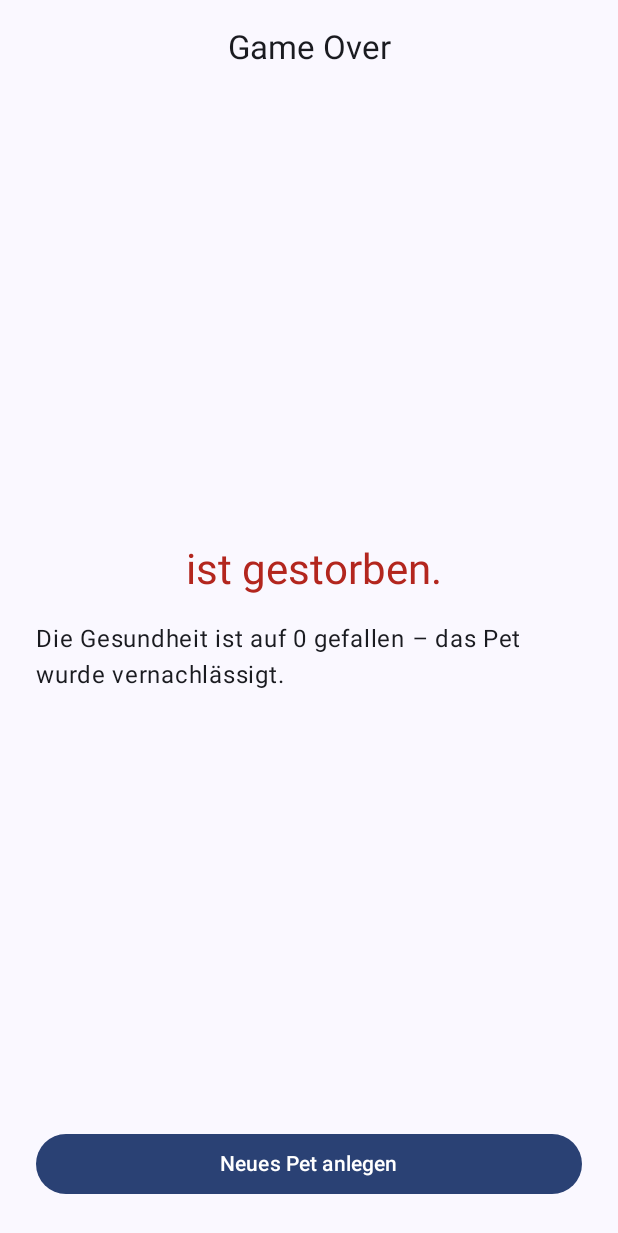
After one commit to gschmalzhaf-cell/Gideon-s-Tamagotschi, an Android app built with Jetpack Compose: the GameOverScreen screen opened through its navigation route, on a phone screen of 412 x 824 dp. The commit adds this screen. Shown: the top 1233 px of the screen. Run offline under Robolectric (Android 15) with nearby library versions, the phone set to English and light mode, and no system bars; our stand-ins replace Dagger/Hilt's generated code, Room's generated code.

Commit message:
feat: Phase 4 - WorkManager-Background-Ticks, Offline-Sync, Lebenszyklus/Evolution, GameOver-Screen
- WorkManager: PetTickWorker (@HiltWorker, 15-min-periodisch via GideonApplication, ExistingPeriodicWorkPolicy.UPDATE), HiltWorkerFactory ueber Configuration.Provider, default-Initializer im Manifest entfernt
- Offline-Sync: PetRepository.syncOffline() rechnet vergangene Minuten seit lastTickAt nach und liefert OfflineReport; HomeViewModel zeigt ab 5 Minuten Abwesenheit einen Dialog
- Lebenszyklus: PetStage (Baby/Kind/Teen/Adult) + EvolutionEngine (Alter-Schwellen 1/3/7 Tage, bei Gesundheit < 30 eine Stufe zurueck), Anzeige auf HomeScreen
- GameOver: eigener Screen + Route; Home leitet bei Tod dorthin um; neues Pet loescht das alte (DAO deleteAll)
- Deps: work-runtime-ktx 2.10.5, hilt-work 1.3.0

Co-authored-by: gschmalzhaf-cell <gschmalzhaf-cell@users.noreply.github.com>

```diff
--- a/app/build.gradle.kts
+++ b/app/build.gradle.kts
@@ -61,6 +61,8 @@ dependencies {
     implementation(libs.androidx.hilt.navigation.compose)
     implementation(libs.androidx.room.runtime)
     implementation(libs.androidx.room.ktx)
+    implementation(libs.androidx.work.runtime.ktx)
+    implementation(libs.androidx.hilt.work)
 
     implementation(platform(libs.androidx.compose.bom))
     implementation(libs.androidx.ui)
--- /dev/null
+++ b/app/src/main/java/com/gideon/tamagotchi/data/OfflineReport.kt
@@ -0,0 +1,6 @@
+package com.gideon.tamagotchi.data
+
+data class OfflineReport(
+    val minutes: Long,
+    val diedDuringAbsence: Boolean
+)
--- a/app/src/main/java/com/gideon/tamagotchi/data/local/PetDao.kt
+++ b/app/src/main/java/com/gideon/tamagotchi/data/local/PetDao.kt
@@ -21,4 +21,7 @@ interface PetDao {
 
     @Update
     suspend fun update(pet: PetEntity)
+
+    @Query("DELETE FROM pet")
+    suspend fun deleteAll()
 }
--- a/app/src/main/java/com/gideon/tamagotchi/domain/model/Pet.kt
+++ b/app/src/main/java/com/gideon/tamagotchi/domain/model/Pet.kt
@@ -1,4 +1,6 @@
 package com.gideon.tamagotchi.domain.model
+
+import com.gideon.tamagotchi.domain.EvolutionEngine
 
 data class Pet(
     val id: Long,
@@ -16,4 +18,7 @@ data class Pet(
 ) {
     val health: Int
         get() = (hunger + happiness + energy + hygiene) / 4
+
+    val stage: PetStage
+        get() = EvolutionEngine.stageFor(createdAt, health, System.currentTimeMillis())
 }
--- a/app/src/main/java/com/gideon/tamagotchi/ui/GideonApp.kt
+++ b/app/src/main/java/com/gideon/tamagotchi/ui/GideonApp.kt
@@ -5,6 +5,7 @@ import androidx.navigation.compose.NavHost
 import androidx.navigation.compose.composable
 import androidx.navigation.compose.rememberNavController
 import com.gideon.tamagotchi.ui.create.CreatePetScreen
+import com.gideon.tamagotchi.ui.gameover.GameOverScreen
 import com.gideon.tamagotchi.ui.home.HomeScreen
 import com.gideon.tamagotchi.ui.navigation.Routes
 import com.gideon.tamagotchi.ui.theme.GideonTheme
@@ -23,6 +24,11 @@ fun GideonApp() {
                         navController.navigate(Routes.Create) {
                             popUpTo(Routes.Home) { inclusive = true }
                         }
+                    },
+                    onPetDied = {
+                        navController.navigate(Routes.GameOver) {
+                            popUpTo(Routes.Home) { inclusive = true }
+                        }
                     }
                 )
             }
@@ -35,6 +41,15 @@ fun GideonApp() {
                     }
                 )
             }
+            composable(Routes.GameOver) {
+                GameOverScreen(
+                    onNewPet = {
+                        navController.navigate(Routes.Create) {
+                            popUpTo(Routes.GameOver) { inclusive = true }
+                        }
+                    }
+                )
+            }
         }
     }
 }
--- /dev/null
+++ b/app/src/main/java/com/gideon/tamagotchi/ui/gameover/GameOverScreen.kt
@@ -0,0 +1,67 @@
+package com.gideon.tamagotchi.ui.gameover
+
+import androidx.compose.foundation.layout.Arrangement
+import androidx.compose.foundation.layout.Column
+import androidx.compose.foundation.layout.Spacer
+import androidx.compose.foundation.layout.fillMaxSize
+import androidx.compose.foundation.layout.fillMaxWidth
+import androidx.compose.foundation.layout.padding
+import androidx.compose.material3.Button
+import androidx.compose.material3.CenterAlignedTopAppBar
+import androidx.compose.material3.ExperimentalMaterial3Api
+import androidx.compose.material3.MaterialTheme
+import androidx.compose.material3.Scaffold
+import androidx.compose.material3.Text
+import androidx.compose.runtime.Composable
+import androidx.compose.runtime.getValue
+import androidx.compose.ui.Alignment
+import androidx.compose.ui.Modifier
+import androidx.compose.ui.res.stringResource
+import androidx.compose.ui.unit.dp
+import androidx.hilt.navigation.compose.hiltViewModel
+import androidx.lifecycle.compose.collectAsStateWithLifecycle
+import com.gideon.tamagotchi.R
+
+@OptIn(ExperimentalMaterial3Api::class)
+@Composable
+fun GameOverScreen(
+    onNewPet: () -> Unit,
+    viewModel: GameOverViewModel = hiltViewModel()
+) {
+    val pet by viewModel.pet.collectAsStateWithLifecycle()
+
+    Scaffold(
+        topBar = {
+            CenterAlignedTopAppBar(
+                title = { Text(text = stringResource(id = R.string.game_over_title)) }
+            )
+        }
+    ) { innerPadding ->
+        Column(
+            modifier = Modifier
+                .fillMaxSize()
+                .padding(innerPadding)
+                .padding(24.dp),
+            horizontalAlignment = Alignment.CenterHorizontally,
+            verticalArrangement = Arrangement.spacedBy(16.dp)
+        ) {
+            Spacer(modifier = Modifier.weight(1f))
+            Text(
+                text = stringResource(id = R.string.game_over_message, pet?.name.orEmpty()),
+                style = MaterialTheme.typography.headlineMedium,
+                color = MaterialTheme.colorScheme.error
+            )
+            Text(
+                text = stringResource(id = R.string.game_over_reason),
+                style = MaterialTheme.typography.bodyLarge
+            )
+            Spacer(modifier = Modifier.weight(1f))
+            Button(
+                onClick = onNewPet,
+                modifier = Modifier.fillMaxWidth()
+            ) {
+                Text(text = stringResource(id = R.string.game_over_new_pet))
+            }
+        }
+    }
+}
--- /dev/null
+++ b/app/src/main/java/com/gideon/tamagotchi/ui/gameover/GameOverViewModel.kt
@@ -0,0 +1,24 @@
+package com.gideon.tamagotchi.ui.gameover
+
+import androidx.lifecycle.ViewModel
+import androidx.lifecycle.viewModelScope
+import com.gideon.tamagotchi.data.PetRepository
+import com.gideon.tamagotchi.domain.model.Pet
+import dagger.hilt.android.lifecycle.HiltViewModel
+import kotlinx.coroutines.flow.SharingStarted
+import kotlinx.coroutines.flow.StateFlow
+import kotlinx.coroutines.flow.stateIn
+import javax.inject.Inject
+
+@HiltViewModel
+class GameOverViewModel @Inject constructor(
+    petRepository: PetRepository
+) : ViewModel() {
+
+    val pet: StateFlow<Pet?> = petRepository.observePet()
+        .stateIn(
+            scope = viewModelScope,
+            started = SharingStarted.WhileSubscribed(5_000),
+            initialValue = null
+        )
+}
--- a/app/src/main/java/com/gideon/tamagotchi/ui/home/HomeViewModel.kt
+++ b/app/src/main/java/com/gideon/tamagotchi/ui/home/HomeViewModel.kt
@@ -2,12 +2,16 @@ package com.gideon.tamagotchi.ui.home
 
 import androidx.lifecycle.ViewModel
 import androidx.lifecycle.viewModelScope
+import com.gideon.tamagotchi.data.OfflineReport
 import com.gideon.tamagotchi.data.PetRepository
 import com.gideon.tamagotchi.domain.model.Pet
 import com.gideon.tamagotchi.domain.model.PetAction
 import dagger.hilt.android.lifecycle.HiltViewModel
+import kotlinx.coroutines.flow.MutableSharedFlow
+import kotlinx.coroutines.flow.SharedFlow
 import kotlinx.coroutines.flow.SharingStarted
 import kotlinx.coroutines.flow.StateFlow
+import kotlinx.coroutines.flow.asSharedFlow
 import kotlinx.coroutines.flow.map
 import kotlinx.coroutines.flow.stateIn
 import kotlinx.coroutines.launch
@@ -31,9 +35,25 @@ class HomeViewModel @Inject constructor(
             initialValue = HomeUiState()
         )
 
+    private val _offlineReport = MutableSharedFlow<OfflineReport>(extraBufferCapacity = 1)
+    val offlineReport: SharedFlow<OfflineReport> = _offlineReport.asSharedFlow()
+
+    init {
+        viewModelScope.launch {
+            val report = petRepository.syncOffline()
+            if (report != null && report.minutes >= OFFLINE_REPORT_MIN_MINUTES) {
+                _offlineReport.emit(report)
+            }
+        }
+    }
+
     fun onAction(action: PetAction) {
         viewModelScope.launch {
             petRepository.applyAction(action)
         }
     }
+
+    private companion object {
+        const val OFFLINE_REPORT_MIN_MINUTES = 5L
+    }
 }
--- a/app/src/main/java/com/gideon/tamagotchi/ui/navigation/Routes.kt
+++ b/app/src/main/java/com/gideon/tamagotchi/ui/navigation/Routes.kt
@@ -3,4 +3,5 @@ package com.gideon.tamagotchi.ui.navigation
 object Routes {
     const val Home = "home"
     const val Create = "create"
+    const val GameOver = "game_over"
 }
--- a/app/src/main/res/values/strings.xml
+++ b/app/src/main/res/values/strings.xml
@@ -22,4 +22,14 @@
     <string name="action_medicine">Medizin</string>
     <string name="pet_dead">%1$s ist gestorben</string>
     <string name="pet_sleeping">%1$s schläft gerade</string>
+    <string name="stage_baby">Baby</string>
+    <string name="stage_child">Kind</string>
+    <string name="stage_teen">Teenager</string>
+    <string name="stage_adult">Erwachsener</string>
+    <string name="game_over_title">Game Over</string>
+    <string name="game_over_message">%1$s ist gestorben.</string>
+    <string name="game_over_reason">Die Gesundheit ist auf 0 gefallen – das Pet wurde vernachlässigt.</string>
+    <string name="game_over_new_pet">Neues Pet anlegen</string>
+    <string name="offline_title">Während du weg warst …</string>
+    <string name="offline_message">%1$d Minuten sind vergangen.</string>
 </resources>
--- a/gradle/libs.versions.toml
+++ b/gradle/libs.versions.toml
@@ -10,6 +10,8 @@ navigationCompose = "2.8.4"
 room = "2.7.0"
 lifecycleRuntimeCompose = "2.8.7"
 hiltNavigationCompose = "1.2.0"
+work = "2.10.5"
+hiltWork = "1.3.0"
 
 [libraries]
 androidx-core-ktx = { group = "androidx.core", name = "core-ktx", version.ref = "coreKtx" }
@@ -26,6 +28,8 @@ androidx-hilt-navigation-compose = { group = "androidx.hilt", name = "hilt-navig
 androidx-room-runtime = { group = "androidx.room", name = "room-runtime", version.ref = "room" }
 androidx-room-ktx = { group = "androidx.room", name = "room-ktx", version.ref = "room" }
 androidx-room-compiler = { group = "androidx.room", name = "room-compiler", version.ref = "room" }
+androidx-work-runtime-ktx = { group = "androidx.work", name = "work-runtime-ktx", version.ref = "work" }
+androidx-hilt-work = { group = "androidx.hilt", name = "hilt-work", version.ref = "hiltWork" }
 hilt-android = { group = "com.google.dagger", name = "hilt-android", version.ref = "hilt" }
 hilt-compiler = { group = "com.google.dagger", name = "hilt-compiler", version.ref = "hilt" }
 
```
Also changed, not shown: app/src/main/AndroidManifest.xml (+7 -1 lines), app/src/main/java/com/gideon/tamagotchi/GideonApplication.kt (+26 -1 lines), app/src/main/java/com/gideon/tamagotchi/data/PetRepository.kt (+12 -2 lines), app/src/main/java/com/gideon/tamagotchi/data/PetTickWorker.kt (added, +25 -0 lines), app/src/main/java/com/gideon/tamagotchi/domain/EvolutionEngine.kt (added, +29 -0 lines), app/src/main/java/com/gideon/tamagotchi/domain/model/PetStage.kt (added, +10 -0 lines), app/src/main/java/com/gideon/tamagotchi/ui/home/HomeScreen.kt (+43 -11 lines), 1 other file.
